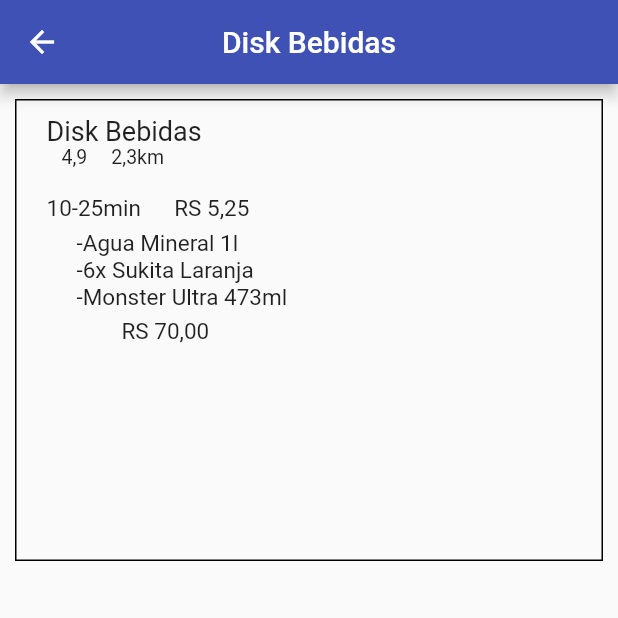
After one commit to vi12caldeira/ProjetoMobile, a Flutter app: the DiskBebidasPage screen opened by its route, on a phone screen of 412 x 824 dp, the top half of it. The commit adds this screen. Run offline on Flutter 3.47's test engine with Material 2 defaults, Android fonts, the phone set to English and light mode, and no system bars; missing offline and left inert: dart:js; Roboto replaces fonts that are missing (Montserrat).

Commit message:
atualizacoes projeto

```diff
--- /dev/null
+++ b/projeto_cliente/lib/pages/disk_bebidas.dart
@@ -0,0 +1,129 @@
+import 'package:flutter/material.dart';
+
+class DiskBebidasPage extends StatelessWidget {
+  const DiskBebidasPage({Key? key}) : super(key: key);
+
+  @override
+  Widget build(BuildContext context) {
+    return Scaffold(
+        appBar: AppBar(
+          title: const Text('Disk Bebidas'),
+          centerTitle: true,
+        ),
+        body:
+            Container(
+          margin: EdgeInsets.only(left: 10, top: 10, right: 10, bottom: 450),
+          padding: EdgeInsets.only(left: 10),
+          decoration: BoxDecoration(
+            border: Border.all(color: Colors.black, width: 1)
+          ),
+          child:_listOnline(),
+          ),
+
+
+        );
+  }
+
+  Widget _listOnline() {
+    return ListView(
+      scrollDirection: Axis.vertical,
+      children: [
+        Column(
+          /* Item 1 */
+          mainAxisAlignment: MainAxisAlignment.start,
+          crossAxisAlignment: CrossAxisAlignment.start,
+          children: [
+            Container(
+               margin: EdgeInsets.only(top: 10, right: 10),
+                padding: EdgeInsets.only(left: 10),
+                width: 1000,
+                height: 20,
+                child: (Text(
+                    "Disk Bebidas\n",
+                    style: TextStyle(
+                      fontSize: 18,
+                      fontFamily: 'Montserrat',
+                    )))),
+          ],
+        ),
+        Column(
+          /* Item 2 */
+          mainAxisAlignment: MainAxisAlignment.start,
+          crossAxisAlignment: CrossAxisAlignment.start,
+          children: [
+            Container(
+              //margin: EdgeInsets.only(left: 10, top: 10, right: 10),
+              padding: EdgeInsets.only(left: 20),
+              //width: 1000,
+              //height: 62,
+              child: Text(
+                  "4,9     2,3km",
+                  style: TextStyle(
+                    fontSize: 13,
+                  )
+                  ),
+            ),
+          ],
+        ),
+        Column(
+          /* Item 3 */
+          mainAxisAlignment: MainAxisAlignment.start,
+          crossAxisAlignment: CrossAxisAlignment.start,
+          children: [
+            Container(
+              //margin: EdgeInsets.only(left: 10, top: 10, right: 10),
+              padding: EdgeInsets.only(left: 10),
+              //width: 1000,
+              //height: 62,
+              child: Text(
+                  "\n10-25min      RS 5,25",
+                  style: TextStyle(
+                    fontSize: 15,
+                  )
+                  ),
+            ),
+          ],
+        ),
+        Column(
+          /* Item 4 */
+          mainAxisAlignment: MainAxisAlignment.start,
+          crossAxisAlignment: CrossAxisAlignment.start,
+          children: [
+            Container(
+              margin: EdgeInsets.only(left: 10, top: 5, right: 10),
+              padding: EdgeInsets.only(left: 20),
+              //width: 1000,
+              //height: 62,
+              child: Text(
+                  "-Agua Mineral 1l \n-6x Sukita Laranja \n"
+                  "-Monster Ultra 473ml",
+                  style: TextStyle(
+                    fontSize: 15,
+                  )
+                  ),
+            ),
+          ],
+        ),
+        Column(
+          /* Item 4 */
+          mainAxisAlignment: MainAxisAlignment.start,
+          crossAxisAlignment: CrossAxisAlignment.start,
+          children: [
+            Container(
+              margin: EdgeInsets.only(left: 10, top: 5, right: 10),
+              padding: EdgeInsets.only(left: 50),
+              //width: 1000,
+              //height: 62,
+              child: Text(
+                  "RS 70,00",
+                  style: TextStyle(
+                    fontSize: 15,
+                  )
+                  ),
+            ),
+          ],
+        ),
+    ],
+    );
+  }
+}
```
Also changed, not shown: projeto_cliente/lib/pages/bebidas_do_ze.dart (added, +108 -0 lines), projeto_cliente/lib/pages/butequin_do_carlos.dart (added, +128 -0 lines), projeto_cliente/lib/pages/home_page.dart (+102 -104 lines), projeto_cliente/lib/pages/vinho.dart (+0 -7 lines), projeto_cliente/lib/routes.dart (+8 -0 lines).
